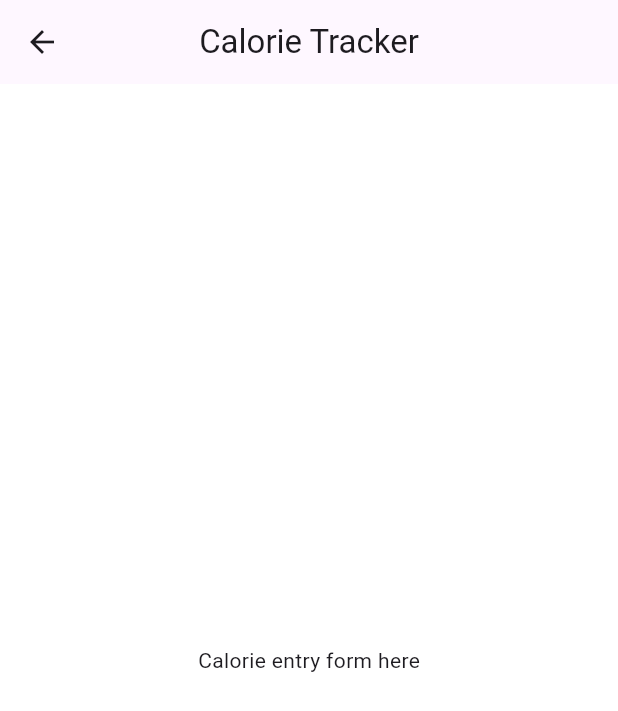
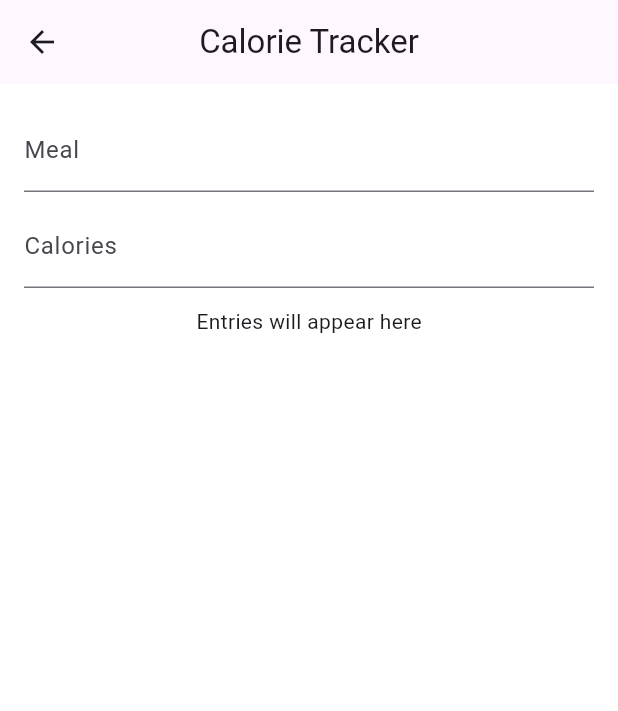
Before and after one commit to 002891677/Group_Project1, a Flutter app: the CalorieTrackerScreen screen opened directly, on a phone screen of 412 x 824 dp. Shown: the top 711 px of the screen. Run offline on Flutter 3.47's test engine with Material 3 defaults, Android fonts, the phone set to English and light mode, and no system bars.

Commit message:
feat(calorie): convert CalorieTrackerScreen to StatefulWidget with input fields

```diff
--- a/lib/screens/calorie_tracker.dart
+++ b/lib/screens/calorie_tracker.dart
@@ -1,10 +1,39 @@
 import 'package:flutter/material.dart';
 
-class CalorieTrackerScreen extends StatelessWidget {
+class CalorieTrackerScreen extends StatefulWidget {
   const CalorieTrackerScreen({super.key});
+
   @override
-  Widget build(BuildContext context) => Scaffold(
-    appBar: AppBar(title: const Text('Calorie Tracker')),
-    body: const Center(child: Text('Calorie entry form here')),
-  );
+  State<CalorieTrackerScreen> createState() => _CalorieTrackerScreenState();
 }
+
+class _CalorieTrackerScreenState extends State<CalorieTrackerScreen> {
+  final _mealCtrl = TextEditingController();
+  final _calCtrl = TextEditingController();
+
+  @override
+  Widget build(BuildContext context) {
+    return Scaffold(
+      appBar: AppBar(title: const Text('Calorie Tracker')),
+      body: Padding(
+        padding: const EdgeInsets.all(16),
+        child: Column(
+          children: [
+            TextField(
+              controller: _mealCtrl,
+              decoration: const InputDecoration(labelText: 'Meal'),
+            ),
+            const SizedBox(height: 8),
+            TextField(
+              controller: _calCtrl,
+              keyboardType: TextInputType.number,
+              decoration: const InputDecoration(labelText: 'Calories'),
+            ),
+            const SizedBox(height: 12),
+            const Text('Entries will appear here'),
+          ],
+        ),
+      ),
+    );
+  }
+}
```
